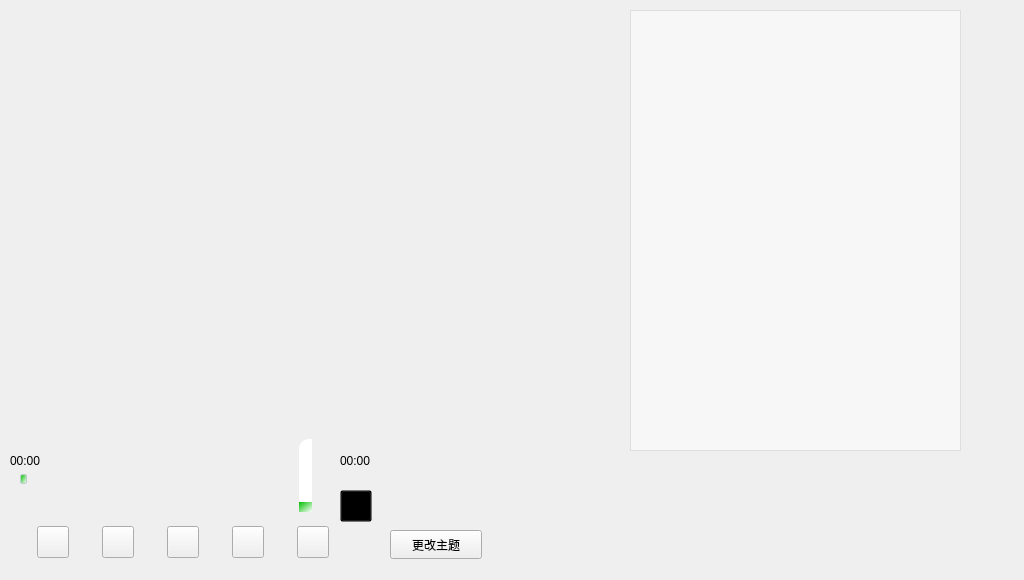
Above: project/MusicPlayer/widget.ui from chen-arrow/project2 before the change. Below: the same form after it.
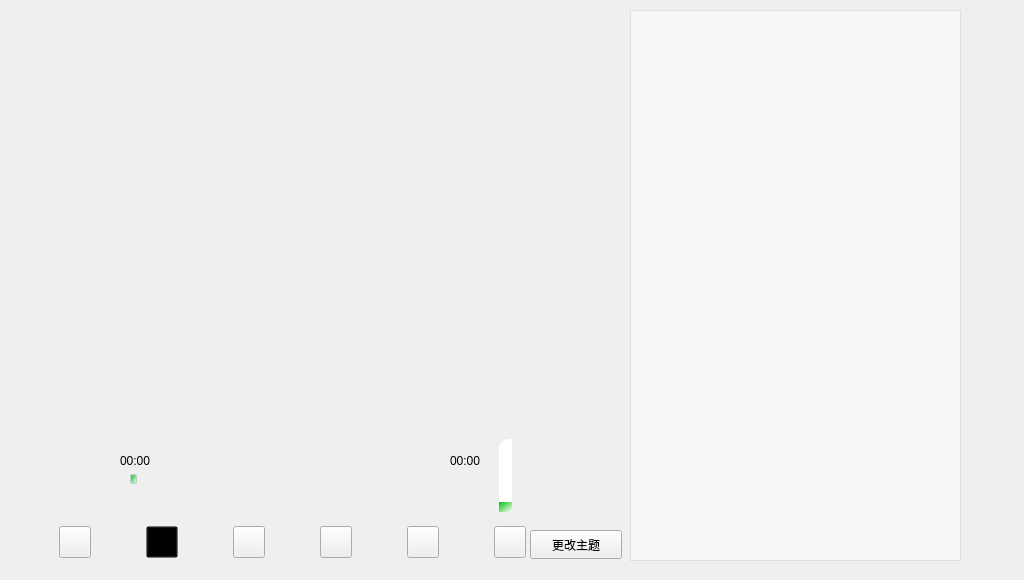
That is the form after the change. Icons and pictures are not drawn.

Commit message: 修改ui界面布局

The edit to the form file:
```diff
--- a/project/MusicPlayer/widget.ui
+++ b/project/MusicPlayer/widget.ui
@@ -33,7 +33,7 @@
     <rect>
      <x>10</x>
      <y>510</y>
-     <width>351</width>
+     <width>571</width>
      <height>64</height>
     </rect>
    </property>
@@ -72,6 +72,37 @@
       </property>
      </widget>
     </item>
+    <item>
+     <widget class="QPushButton" name="pushButton_6">
+      <property name="minimumSize">
+       <size>
+        <width>32</width>
+        <height>32</height>
+       </size>
+      </property>
+      <property name="maximumSize">
+       <size>
+        <width>32</width>
+        <height>32</height>
+       </size>
+      </property>
+      <property name="styleSheet">
+       <string notr="true">background-color:rgba(0,0,0,0);</string>
+      </property>
+      <property name="text">
+       <string/>
+      </property>
+      <property name="iconSize">
+       <size>
+        <width>25</width>
+        <height>25</height>
+       </size>
+      </property>
+      <property name="checkable">
+       <bool>true</bool>
+      </property>
+     </widget>
+    </item>
     <item>
      <widget class="QPushButton" name="pushButton_2">
       <property name="minimumSize">
@@ -171,7 +202,7 @@
      <x>630</x>
      <y>10</y>
      <width>331</width>
-     <height>441</height>
+     <height>551</height>
     </rect>
    </property>
    <property name="styleSheet">
@@ -181,7 +212,7 @@
   <widget class="QSlider" name="playCourseSlider">
    <property name="geometry">
     <rect>
-     <x>20</x>
+     <x>130</x>
      <y>470</y>
      <width>331</width>
      <height>18</height>
@@ -241,7 +272,7 @@
   <widget class="QWidget" name="layoutWidget">
    <property name="geometry">
     <rect>
-     <x>10</x>
+     <x>120</x>
      <y>440</y>
      <width>361</width>
      <height>41</height>
@@ -288,7 +319,7 @@
   <widget class="QFrame" name="frame_volume">
    <property name="geometry">
     <rect>
-     <x>290</x>
+     <x>490</x>
      <y>430</y>
      <width>31</width>
      <height>91</height>
@@ -356,47 +387,10 @@
     </item>
    </layout>
   </widget>
-  <widget class="QPushButton" name="pushButton_6">
-   <property name="geometry">
-    <rect>
-     <x>340</x>
-     <y>490</y>
-     <width>32</width>
-     <height>32</height>
-    </rect>
-   </property>
-   <property name="minimumSize">
-    <size>
-     <width>32</width>
-     <height>32</height>
-    </size>
-   </property>
-   <property name="maximumSize">
-    <size>
-     <width>32</width>
-     <height>32</height>
-    </size>
-   </property>
-   <property name="styleSheet">
-    <string notr="true">background-color:rgba(0,0,0,0);</string>
-   </property>
-   <property name="text">
-    <string/>
-   </property>
-   <property name="iconSize">
-    <size>
-     <width>25</width>
-     <height>25</height>
-    </size>
-   </property>
-   <property name="checkable">
-    <bool>true</bool>
-   </property>
-  </widget>
   <widget class="QPushButton" name="pushButton_Theme">
    <property name="geometry">
     <rect>
-     <x>390</x>
+     <x>530</x>
      <y>530</y>
      <width>92</width>
      <height>29</height>
```
